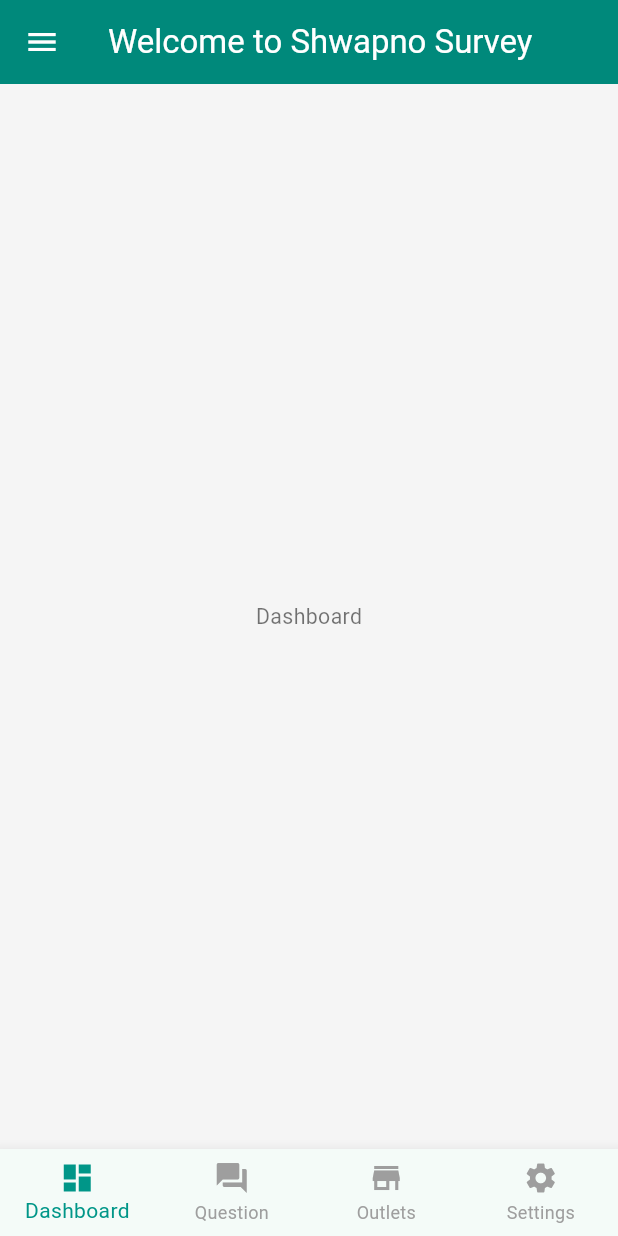
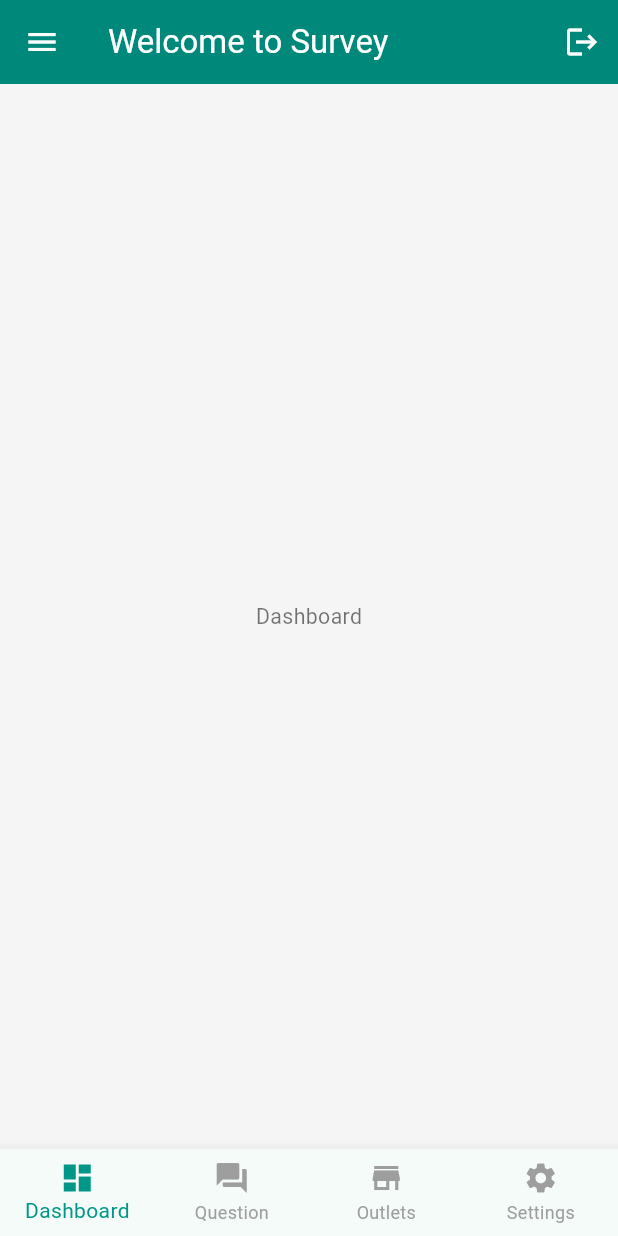
Before and after one commit to ShwapnoRetail/shwapno_survey, a Flutter app: the DrawerPage screen opened directly, on a phone screen of 412 x 824 dp. Run offline on Flutter 3.47's test engine with Material 3 defaults, Android fonts, the phone set to English and light mode, and no system bars; our stand-ins replace flutter_screenutil, flutter_svg, fluttertoast, pin_code_fields.

```diff
--- a/lib/Component/drawer.dart
+++ b/lib/Component/drawer.dart
@@ -84,7 +84,21 @@ class _DrawerPageState extends State<DrawerPage> {
           ],
         ),
       ),
-      appBar: AppBar(title: const Text("Welcome to Shwapno Survey")),
+      appBar: AppBar(
+        title: const Text("Welcome to Survey"),
+        actions: [
+          IconButton(
+            icon: const Icon(Icons.logout),
+            onPressed: () {
+              Navigator.pushNamedAndRemoveUntil(
+                context,
+                '/login',
+                (route) => false,
+              );
+            },
+          ),
+        ],
+      ),
       body: PageView(
         controller: _pageController,
         onPageChanged: (index) {
--- a/lib/Screen/Auth/otpVerify.dart
+++ b/lib/Screen/Auth/otpVerify.dart
@@ -43,7 +43,7 @@ class _OtpVerificationScreenState extends State<OtpVerificationScreen> {
                 Container(
                   child: ElevatedButton(
                     onPressed: () {
-                      Navigator.pop(context);
+                      Navigator.pushNamed(context, '/login');
                     },
                     style: AppButtonStyle(),
                     child: SuccessButtonChild("Verify"),
```
Also changed, not shown: lib/Screen/Dashboard/dashboardScreen.dart (+2 -19 lines).
